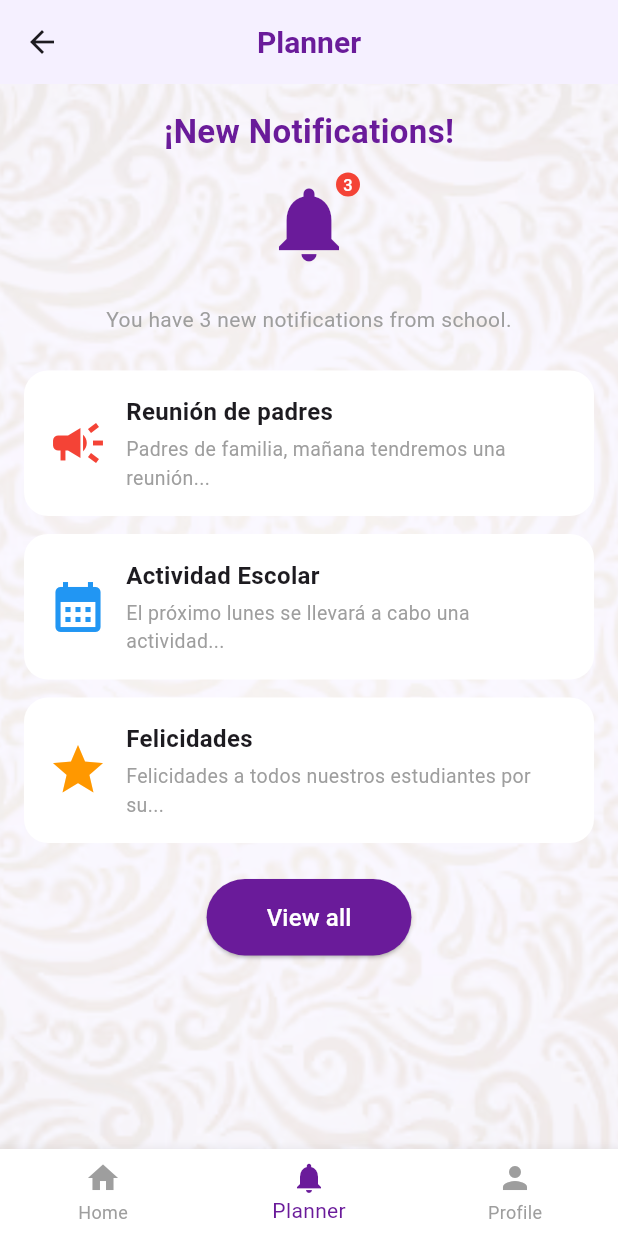
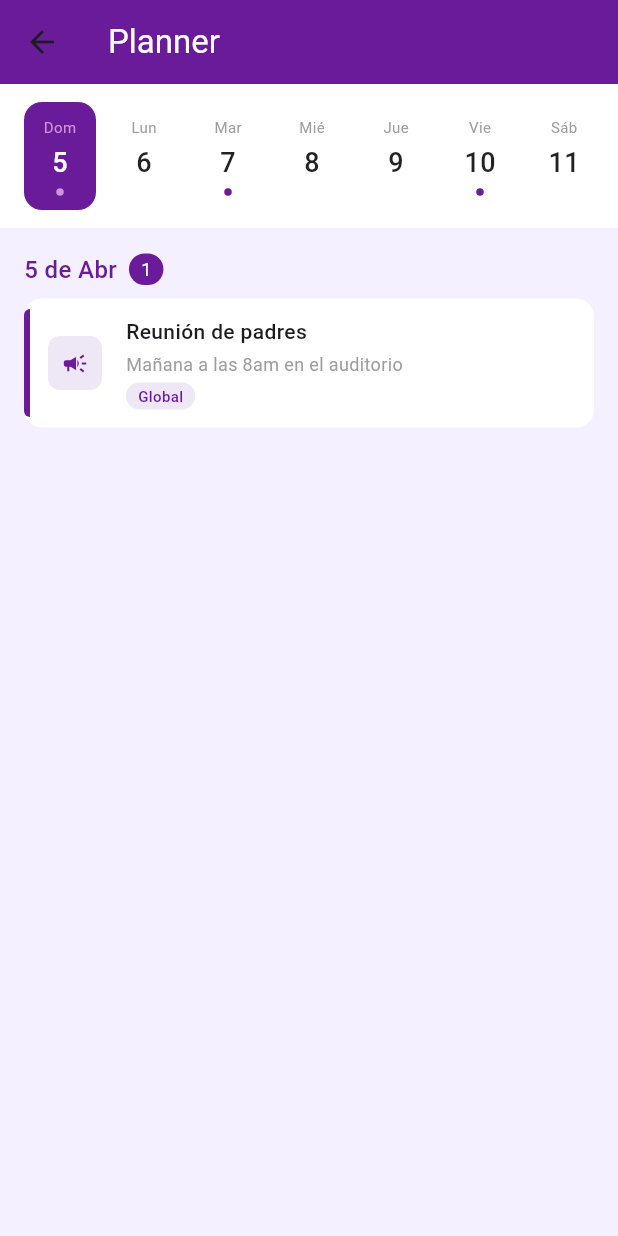
Before and after one commit to matbuendia/siga_unmucol, a Flutter app: the PlannerScreen screen opened directly, on a phone screen of 412 x 824 dp. Run offline on Flutter 3.47's test engine with Material 3 defaults, Android fonts, the phone set to English and light mode, and no system bars.

Commit message:
agrega pantallas planner, profile y navegacion inferior

```diff
--- a/lib/screens/home_screen.dart
+++ b/lib/screens/home_screen.dart
@@ -1,6 +1,7 @@
 import 'package:flutter/material.dart';
 import 'package:siga_unmucol/screens/students_screens/grades_screen.dart';
 import 'package:siga_unmucol/screens/students_screens/planner_screen.dart';
+import 'package:siga_unmucol/screens/students_screens/profile_screen.dart';
 
 class HomeScreen extends StatefulWidget {
   const HomeScreen({super.key});
@@ -12,7 +13,11 @@ class HomeScreen extends StatefulWidget {
 class _HomeScreenState extends State<HomeScreen> {
   int _currentIndex = 0;
 
-  final List<Widget> _screens = const [GradesScreen(), PlannerScreen()];
+  final List<Widget> _screens = const [
+    GradesScreen(),
+    PlannerScreen(),
+    ProfileScreen(),
+  ];
 
   @override
   Widget build(BuildContext context) {
@@ -35,6 +40,7 @@ class _HomeScreenState extends State<HomeScreen> {
             icon: Icon(Icons.calendar_today),
             label: 'Planner',
           ),
+          BottomNavigationBarItem(icon: Icon(Icons.person), label: 'Perfil'),
         ],
       ),
     );
--- a/lib/screens/students_screens/planner_screen.dart
+++ b/lib/screens/students_screens/planner_screen.dart
@@ -1,214 +1,356 @@
 import 'package:flutter/material.dart';
 
-class PlannerScreen extends StatelessWidget {
+class PlannerScreen extends StatefulWidget {
   const PlannerScreen({super.key});
 
   @override
+  State<PlannerScreen> createState() => _PlannerScreenState();
+}
+
+class _PlannerScreenState extends State<PlannerScreen> {
+  DateTime _selectedDay = DateTime.now();
+  late PageController _pageController;
+
+  // Datos mock — después vendrán de la API
+  final List<Map<String, dynamic>> _eventos = [
+    {
+      'titulo': 'Reunión de padres',
+      'descripcion': 'Mañana a las 8am en el auditorio',
+      'fecha': DateTime.now(),
+      'tipo': 'global',
+      'curso': null,
+    },
+    {
+      'titulo': 'Entrega taller',
+      'descripcion': 'Traer el taller resuelto',
+      'fecha': DateTime.now().add(const Duration(days: 2)),
+      'tipo': 'curso',
+      'curso': 'Matemáticas',
+    },
+    {
+      'titulo': 'Día del estudiante',
+      'descripcion': 'No hay clases',
+      'fecha': DateTime.now().add(const Duration(days: 5)),
+      'tipo': 'global',
+      'curso': null,
+    },
+    {
+      'titulo': 'Quiz de lenguaje',
+      'descripcion': 'Repasar capítulos 3 y 4',
+      'fecha': DateTime.now().add(const Duration(days: 2)),
+      'tipo': 'curso',
+      'curso': 'Lenguaje',
+    },
+  ];
+
+  @override
+  void initState() {
+    super.initState();
+    _pageController = PageController();
+  }
+
+  @override
+  void dispose() {
+    _pageController.dispose();
+    super.dispose();
+  }
+
+  // Genera los días desde hoy hacia el futuro
+  List<DateTime> _generarDias() {
+    return List.generate(60, (i) => DateTime.now().add(Duration(days: i)));
+  }
+
+  // Filtra eventos del día seleccionado
+  List<Map<String, dynamic>> _eventosDel(DateTime dia) {
+    return _eventos.where((e) {
+      final fecha = e['fecha'] as DateTime;
+      return fecha.year == dia.year &&
+          fecha.month == dia.month &&
+          fecha.day == dia.day;
+    }).toList();
+  }
+
+  // Verifica si un día tiene eventos
+  bool _tieneEventos(DateTime dia) {
+    return _eventosDel(dia).isNotEmpty;
+  }
+
+  String _nombreMes(int mes) {
+    const meses = [
+      'Ene',
+      'Feb',
+      'Mar',
+      'Abr',
+      'May',
+      'Jun',
+      'Jul',
+      'Ago',
+      'Sep',
+      'Oct',
+      'Nov',
+      'Dic',
+    ];
+    return meses[mes - 1];
+  }
+
+  String _nombreDia(int dia) {
+    const dias = ['Lun', 'Mar', 'Mié', 'Jue', 'Vie', 'Sáb', 'Dom'];
+    return dias[dia - 1];
+  }
+
+  Color _colorTipo(String tipo) {
+    if (tipo == 'global') return const Color(0xFF6A1B9A);
+    return const Color(0xFF2E7D32);
+  }
+
+  Color _colorFondoTipo(String tipo) {
+    if (tipo == 'global') return const Color(0xFFEDE7F6);
+    return const Color(0xFFE8F5E9);
+  }
+
+  IconData _iconoTipo(String tipo) {
+    if (tipo == 'global') return Icons.campaign;
+    return Icons.book;
+  }
+
+  @override
   Widget build(BuildContext context) {
+    final dias = _generarDias();
+    final eventosDia = _eventosDel(_selectedDay);
+
     return Scaffold(
       backgroundColor: const Color(0xFFF5F0FF),
       appBar: AppBar(
-        backgroundColor: const Color(0xFFF5F0FF),
-        elevation: 0,
-        title: const Text(
-          'Planner',
+        backgroundColor: const Color(0xFF6A1B9A),
+        title: const Text('Planner', style: TextStyle(color: Colors.white)),
+      ),
+      body: Column(
+        children: [
+          // Tira de días
+          Container(
+            color: Colors.white,
+            padding: const EdgeInsets.symmetric(vertical: 12),
+            child: SizedBox(
+              height: 72,
+              child: ListView.builder(
+                scrollDirection: Axis.horizontal,
+                padding: const EdgeInsets.symmetric(horizontal: 12),
+                itemCount: dias.length,
+                itemBuilder: (context, index) {
+                  final dia = dias[index];
+                  final isSelected =
+                      dia.year == _selectedDay.year &&
+                      dia.month == _selectedDay.month &&
+                      dia.day == _selectedDay.day;
+                  final tieneEventos = _tieneEventos(dia);
+
+                  return GestureDetector(
+                    onTap: () => setState(() => _selectedDay = dia),
+                    child: Container(
+                      width: 48,
+                      margin: const EdgeInsets.symmetric(horizontal: 4),
+                      decoration: BoxDecoration(
+                        color: isSelected
+                            ? const Color(0xFF6A1B9A)
+                            : Colors.transparent,
+                        borderRadius: BorderRadius.circular(12),
+                      ),
+                      child: Column(
+                        mainAxisAlignment: MainAxisAlignment.center,
+                        children: [
+                          Text(
+                            _nombreDia(dia.weekday),
                             style: TextStyle(
-            color: Color(0xFF6A1B9A),
-            fontWeight: FontWeight.bold,
-            fontSize: 20,
+                              fontSize: 10,
+                              color: isSelected
+                                  ? const Color(0xFFCE93D8)
+                                  : Colors.grey,
                             ),
                           ),
-        centerTitle: true,
-      ),
-      body: Stack(
-        children: [
-          Opacity(
-            opacity: 0.5,
-            child: Image.asset(
-              'assets/images/plantillaplanner.png',
-              width: 1000,
-              height: 1000,
-              fit: BoxFit.cover,
+                          const SizedBox(height: 4),
+                          Text(
+                            '${dia.day}',
+                            style: TextStyle(
+                              fontSize: 18,
+                              fontWeight: FontWeight.w500,
+                              color: isSelected ? Colors.white : Colors.black87,
                             ),
                           ),
-          SingleChildScrollView(
-            padding: EdgeInsets.all(16),
-            child: Column(
-children: [
-  Text(
-    '¡New Notifications!',
-    style: TextStyle(
-      fontSize: 22,
-      fontWeight: FontWeight.bold,
-      color: Color(0xFF6A1B9A),
-    ),
-  ),
-  SizedBox(height: 16),
-  Badge(
-    label: Text('3'),
-    backgroundColor: Colors.red,
-    child: Icon(
-      Icons.notifications,
-      size: 60,
-      color: Color(0xFF6A1B9A),
-    ),
-  ),
-  SizedBox(height: 16),
-                SizedBox(height: 8),
-                Text(
-                  'You have 3 new notifications from school.',
-                  style: TextStyle(
-                    fontSize: 14,
-                    color: Colors.grey,
-                  ),
-                  textAlign: TextAlign.center,
-                ),
-                SizedBox(height: 24),
+                          const SizedBox(height: 4),
                           Container(
-                  padding: EdgeInsets.all(16),
+                            width: 5,
+                            height: 5,
                             decoration: BoxDecoration(
-                    color: Colors.white,
-                    borderRadius: BorderRadius.circular(16),
-                  ),
-                  child: Row(
-                    children: [
-                      Icon(Icons.campaign, color: Colors.red, size: 40),
-                      SizedBox(width: 12),
-                      Expanded(
-                        child: Column(
-                          crossAxisAlignment: CrossAxisAlignment.start,
-                          children: [
-                            Text(
-                              'Reunión de padres',
-                              style: TextStyle(
-                                fontWeight: FontWeight.bold,
-                                fontSize: 16,
-                              ),
-                            ),
-                            SizedBox(height: 4),
-                            Text(
-                              'Padres de familia, mañana tendremos una reunión...',
-                              style: TextStyle(
-                                color: Colors.grey,
-                                fontSize: 13,
+                              shape: BoxShape.circle,
+                              color: tieneEventos
+                                  ? isSelected
+                                        ? const Color(0xFFCE93D8)
+                                        : const Color(0xFF6A1B9A)
+                                  : Colors.transparent,
                             ),
                           ),
                         ],
                       ),
                     ),
-                    ],
+                  );
+                },
               ),
             ),
-                SizedBox(height: 12),
-                Container(
-                  padding: EdgeInsets.all(16),
-                  decoration: BoxDecoration(
-                    color: Colors.white,
-                    borderRadius: BorderRadius.circular(16),
           ),
+
+          // Fecha seleccionada
+          Padding(
+            padding: const EdgeInsets.fromLTRB(16, 16, 16, 8),
             child: Row(
               children: [
-                      Icon(Icons.calendar_month, color: Colors.blue, size: 40),
-                      SizedBox(width: 12),
-                      Expanded(
-                        child: Column(
-                          crossAxisAlignment: CrossAxisAlignment.start,
-                          children: [
                 Text(
-                              'Actividad Escolar',
-                              style: TextStyle(
-                                fontWeight: FontWeight.bold,
+                  '${_selectedDay.day} de ${_nombreMes(_selectedDay.month)}',
+                  style: const TextStyle(
                     fontSize: 16,
+                    fontWeight: FontWeight.w500,
+                    color: Color(0xFF6A1B9A),
                   ),
                 ),
-                            SizedBox(height: 4),
-                            Text(
-                              'El próximo lunes se llevará a cabo una actividad...',
-                              style: TextStyle(
-                                color: Colors.grey,
-                                fontSize: 13,
+                const SizedBox(width: 8),
+                if (eventosDia.isNotEmpty)
+                  Container(
+                    padding: const EdgeInsets.symmetric(
+                      horizontal: 8,
+                      vertical: 2,
+                    ),
+                    decoration: BoxDecoration(
+                      color: const Color(0xFF6A1B9A),
+                      borderRadius: BorderRadius.circular(20),
+                    ),
+                    child: Text(
+                      '${eventosDia.length}',
+                      style: const TextStyle(color: Colors.white, fontSize: 12),
                     ),
                   ),
               ],
             ),
           ),
+
+          // Lista de eventos
+          Expanded(
+            child: eventosDia.isEmpty
+                ? const Center(
+                    child: Column(
+                      mainAxisAlignment: MainAxisAlignment.center,
+                      children: [
+                        Icon(
+                          Icons.event_available,
+                          size: 48,
+                          color: Color(0xFFCE93D8),
+                        ),
+                        SizedBox(height: 12),
+                        Text(
+                          'Sin eventos para este día',
+                          style: TextStyle(
+                            color: Color(0xFF9C27B0),
+                            fontSize: 14,
+                          ),
+                        ),
                       ],
                     ),
-                ),
-                SizedBox(height: 12),
-                Container(
-                  padding: EdgeInsets.all(16),
+                  )
+                : ListView.builder(
+                    padding: const EdgeInsets.symmetric(horizontal: 16),
+                    itemCount: eventosDia.length,
+                    itemBuilder: (context, index) {
+                      final evento = eventosDia[index];
+                      final tipo = evento['tipo'] as String;
+
+                      return Container(
+                        margin: const EdgeInsets.only(bottom: 10),
                         decoration: BoxDecoration(
                           color: Colors.white,
-                    borderRadius: BorderRadius.circular(16),
+                          borderRadius: BorderRadius.circular(12),
                         ),
                         child: Row(
                           children: [
-                      Icon(Icons.star, color: Colors.orange, size: 40),
-                      SizedBox(width: 12),
+                            // Franja de color
+                            Container(
+                              width: 4,
+                              height: 72,
+                              decoration: BoxDecoration(
+                                color: _colorTipo(tipo),
+                                borderRadius: const BorderRadius.only(
+                                  topLeft: Radius.circular(12),
+                                  bottomLeft: Radius.circular(12),
+                                ),
+                              ),
+                            ),
+                            // Ícono
+                            Container(
+                              margin: const EdgeInsets.all(12),
+                              width: 36,
+                              height: 36,
+                              decoration: BoxDecoration(
+                                color: _colorFondoTipo(tipo),
+                                borderRadius: BorderRadius.circular(8),
+                              ),
+                              child: Icon(
+                                _iconoTipo(tipo),
+                                color: _colorTipo(tipo),
+                                size: 18,
+                              ),
+                            ),
+                            // Contenido
                             Expanded(
+                              child: Padding(
+                                padding: const EdgeInsets.symmetric(
+                                  vertical: 12,
+                                  horizontal: 4,
+                                ),
                                 child: Column(
                                   crossAxisAlignment: CrossAxisAlignment.start,
                                   children: [
                                     Text(
-                              'Felicidades',
-                              style: TextStyle(
-                                fontWeight: FontWeight.bold,
-                                fontSize: 16,
+                                      evento['titulo'],
+                                      style: const TextStyle(
+                                        fontWeight: FontWeight.w500,
+                                        fontSize: 14,
                                       ),
                                     ),
-                            SizedBox(height: 4),
+                                    const SizedBox(height: 3),
                                     Text(
-                              'Felicidades a todos nuestros estudiantes por su...',
+                                      evento['descripcion'],
+                                      style: const TextStyle(
+                                        fontSize: 12,
+                                        color: Colors.grey,
+                                      ),
+                                    ),
+                                    const SizedBox(height: 4),
+                                    Container(
+                                      padding: const EdgeInsets.symmetric(
+                                        horizontal: 8,
+                                        vertical: 2,
+                                      ),
+                                      decoration: BoxDecoration(
+                                        color: _colorFondoTipo(tipo),
+                                        borderRadius: BorderRadius.circular(20),
+                                      ),
+                                      child: Text(
+                                        tipo == 'global'
+                                            ? 'Global'
+                                            : evento['curso'],
                                         style: TextStyle(
-                                color: Colors.grey,
-                                fontSize: 13,
+                                          fontSize: 10,
+                                          color: _colorTipo(tipo),
+                                          fontWeight: FontWeight.w500,
+                                        ),
                                       ),
                                     ),
                                   ],
                                 ),
                               ),
-                    ],
-                  ),
-                ),
-                SizedBox(height: 24),
-                ElevatedButton(
-                  onPressed: () {},
-                  style: ElevatedButton.styleFrom(
-                    backgroundColor: Color(0xFF6A1B9A),
-                    foregroundColor: Colors.white,
-                    shape: RoundedRectangleBorder(
-                      borderRadius: BorderRadius.circular(30),
-                    ),
-                    padding: EdgeInsets.symmetric(horizontal: 40, vertical: 14),
-                  ),
-                  child: Text(
-                    'View all',
-                    style: TextStyle(fontSize: 16),
-                  ),
                             ),
                           ],
                         ),
+                      );
+                    },
                   ),
-        ],
-      ),
-      bottomNavigationBar: BottomNavigationBar(
-        backgroundColor: Colors.white,
-        selectedItemColor: Color(0xFF6A1B9A),
-        unselectedItemColor: Colors.grey,
-        currentIndex: 1,
-        items: [
-          BottomNavigationBarItem(
-            icon: Icon(Icons.home),
-            label: 'Home',
-          ),
-          BottomNavigationBarItem(
-            icon: Icon(Icons.notifications),
-            label: 'Planner',
-          ),
-          BottomNavigationBarItem(
-            icon: Icon(Icons.person),
-            label: 'Profile',
           ),
         ],
       ),
--- /dev/null
+++ b/lib/screens/students_screens/profile_screen.dart
@@ -0,0 +1,185 @@
+import 'package:flutter/material.dart';
+
+class ProfileScreen extends StatelessWidget {
+  const ProfileScreen({super.key});
+
+  // Datos mock — después vendrán de la API
+  final String nombre = 'Juan Pérez';
+  final String correo = 'juan@unmucol.edu.co';
+  final String curso = '5A';
+  final String periodo = '2026-1';
+  final List<double> promediosMaterias = const [3.83, 4.43, 3.5];
+
+  double get promedioAcumulado {
+    return promediosMaterias.reduce((a, b) => a + b) / promediosMaterias.length;
+  }
+
+  Color _colorPromedio(double promedio) {
+    if (promedio >= 4.0) return const Color(0xFF2E7D32);
+    if (promedio >= 3.0) return const Color(0xFFF57F17);
+    return const Color(0xFFC62828);
+  }
+
+  @override
+  Widget build(BuildContext context) {
+    return Scaffold(
+      backgroundColor: const Color(0xFFF5F0FF),
+      appBar: AppBar(
+        backgroundColor: const Color(0xFF6A1B9A),
+        title: const Text('Mi perfil', style: TextStyle(color: Colors.white)),
+        actions: [
+          IconButton(
+            icon: const Icon(Icons.exit_to_app, color: Colors.white),
+            onPressed: () => Navigator.pushReplacementNamed(context, '/'),
+          ),
+        ],
+      ),
+      body: SingleChildScrollView(
+        padding: const EdgeInsets.all(16),
+        child: Column(
+          children: [
+            const SizedBox(height: 16),
+
+            // Avatar con iniciales
+            CircleAvatar(
+              radius: 48,
+              backgroundColor: const Color(0xFF6A1B9A),
+              child: Text(
+                nombre.split(' ').map((e) => e[0]).take(2).join(),
+                style: const TextStyle(
+                  fontSize: 32,
+                  fontWeight: FontWeight.bold,
+                  color: Colors.white,
+                ),
+              ),
+            ),
+            const SizedBox(height: 16),
+
+            // Nombre y correo
+            Text(
+              nombre,
+              style: const TextStyle(
+                fontSize: 22,
+                fontWeight: FontWeight.bold,
+                color: Color(0xFF6A1B9A),
+              ),
+            ),
+            const SizedBox(height: 4),
+            Text(
+              correo,
+              style: const TextStyle(fontSize: 14, color: Colors.grey),
+            ),
+            const SizedBox(height: 24),
+
+            // Promedio acumulado destacado
+            Container(
+              width: double.infinity,
+              padding: const EdgeInsets.all(20),
+              decoration: BoxDecoration(
+                color: Colors.white,
+                borderRadius: BorderRadius.circular(16),
+              ),
+              child: Column(
+                children: [
+                  const Text(
+                    'Promedio acumulado',
+                    style: TextStyle(fontSize: 13, color: Colors.grey),
+                  ),
+                  const SizedBox(height: 8),
+                  Text(
+                    promedioAcumulado.toStringAsFixed(1),
+                    style: TextStyle(
+                      fontSize: 48,
+                      fontWeight: FontWeight.bold,
+                      color: _colorPromedio(promedioAcumulado),
+                    ),
+                  ),
+                  const SizedBox(height: 4),
+                  Text(
+                    promedioAcumulado >= 3.0 ? 'Aprobado' : 'En riesgo',
+                    style: TextStyle(
+                      fontSize: 13,
+                      color: _colorPromedio(promedioAcumulado),
+                      fontWeight: FontWeight.w500,
+                    ),
+                  ),
+                ],
+              ),
+            ),
+            const SizedBox(height: 16),
+
+            // Información académica
+            Container(
+              width: double.infinity,
+              padding: const EdgeInsets.all(16),
+              decoration: BoxDecoration(
+                color: Colors.white,
+                borderRadius: BorderRadius.circular(16),
+              ),
+              child: Column(
+                crossAxisAlignment: CrossAxisAlignment.start,
+                children: [
+                  const Text(
+                    'Información académica',
+                    style: TextStyle(
+                      fontSize: 14,
+                      fontWeight: FontWeight.w500,
+                      color: Color(0xFF6A1B9A),
+                    ),
+                  ),
+                  const SizedBox(height: 16),
+                  _filaInfo(Icons.class_, 'Curso', curso),
+                  const Divider(height: 24),
+                  _filaInfo(Icons.calendar_today, 'Periodo', periodo),
+                  const Divider(height: 24),
+                  _filaInfo(
+                    Icons.school,
+                    'Materias cursando',
+                    '${promediosMaterias.length} materias',
+                  ),
+                ],
+              ),
+            ),
+            const SizedBox(height: 16),
+
+            // Botón cerrar sesión
+            SizedBox(
+              width: double.infinity,
+              height: 50,
+              child: OutlinedButton.icon(
+                onPressed: () => Navigator.pushReplacementNamed(context, '/'),
+                icon: const Icon(Icons.exit_to_app, color: Color(0xFF6A1B9A)),
+                label: const Text(
+                  'Cerrar sesión',
+                  style: TextStyle(color: Color(0xFF6A1B9A), fontSize: 16),
+                ),
+                style: OutlinedButton.styleFrom(
+                  side: const BorderSide(color: Color(0xFF6A1B9A)),
+                  shape: RoundedRectangleBorder(
+                    borderRadius: BorderRadius.circular(12),
+                  ),
+                ),
+              ),
+            ),
+            const SizedBox(height: 16),
+          ],
+        ),
+      ),
+    );
+  }
+
+  Widget _filaInfo(IconData icono, String label, String valor) {
+    return Row(
+      children: [
+        Icon(icono, size: 20, color: const Color(0xFF9C27B0)),
+        const SizedBox(width: 12),
+        Text(label, style: const TextStyle(fontSize: 13, color: Colors.grey)),
+        const Spacer(),
+        Text(
+          valor,
+          style: const TextStyle(fontSize: 13, fontWeight: FontWeight.w500),
+        ),
+      ],
+    );
+  }
+}
```
Lines whose indentation alone changed are shown as unchanged.
